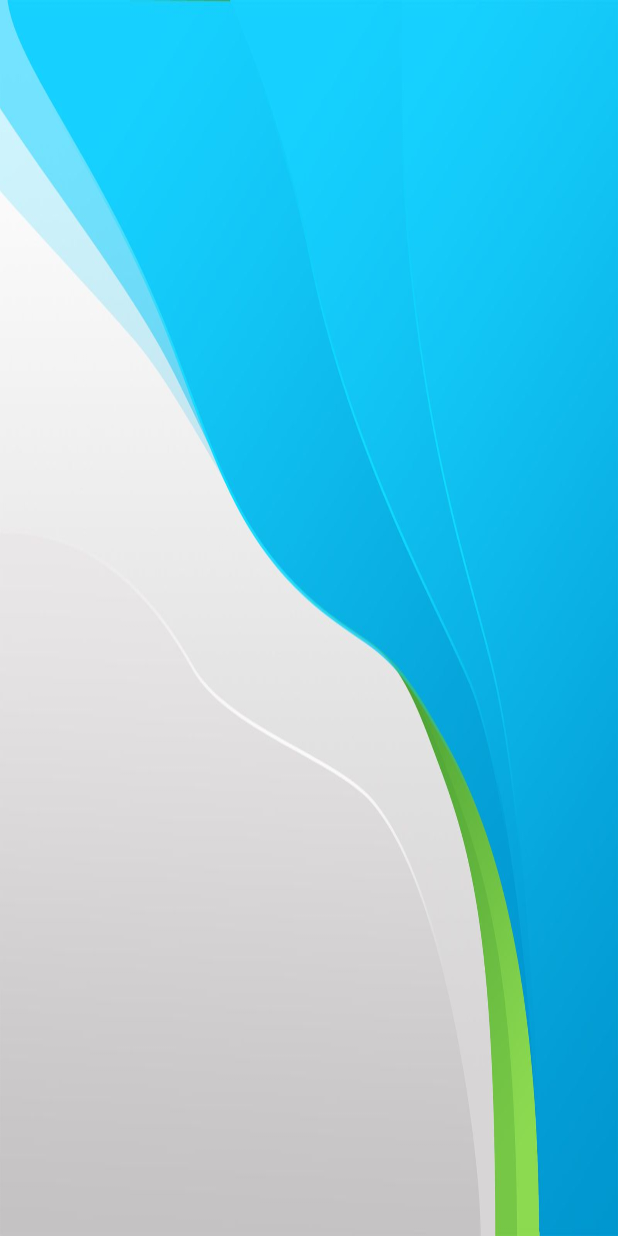
After one commit to denzelbell/ASLBasicsQuizApp, an Android app: the OptionsActivity screen opened directly, with no data from a screen before it, on a phone screen of 412 x 824 dp. The commit adds this screen. Run offline under Robolectric (Android 15) with nearby library versions, the phone set to English and light mode, and no system bars.

Commit message:
- Adding functionality

```diff
--- a/app/src/main/java/com/example/aslbasics/MainActivity.kt
+++ b/app/src/main/java/com/example/aslbasics/MainActivity.kt
@@ -16,10 +16,10 @@ class MainActivity : AppCompatActivity() {
 
         btn_start.setOnClickListener {
             if (tv_name.text.toString().isEmpty()) {
-                Toast.makeText(this, "Please enter name", Toast.LENGTH_SHORT).show()
+                Toast.makeText(this, "Please enter name", Toast.LENGTH_LONG).show()
             } else {
                 val intent = Intent(this, QuizQuestions::class.java)
-                //intent.putExtra(Constants.USER_NAME,tv_name.text.toString())
+                intent.putExtra(Constants.USER_NAME,tv_name.text.toString())
                 startActivity(intent)
                 finish()
             }
--- /dev/null
+++ b/app/src/main/java/com/example/aslbasics/OptionsActivity.kt
@@ -0,0 +1,11 @@
+package com.example.aslbasics
+
+import androidx.appcompat.app.AppCompatActivity
+import android.os.Bundle
+
+class OptionsActivity : AppCompatActivity() {
+    override fun onCreate(savedInstanceState: Bundle?) {
+        super.onCreate(savedInstanceState)
+        setContentView(R.layout.activity_options)
+    }
+}
--- /dev/null
+++ b/app/src/main/res/layout/activity_options.xml
@@ -0,0 +1,13 @@
+<?xml version="1.0" encoding="utf-8"?>
+<androidx.constraintlayout.widget.ConstraintLayout xmlns:android="http://schemas.android.com/apk/res/android"
+    xmlns:app="http://schemas.android.com/apk/res-auto"
+    xmlns:tools="http://schemas.android.com/tools"
+    android:layout_width="match_parent"
+    android:layout_height="match_parent"
+    android:orientation="vertical"
+    android:padding="20dp"
+    android:gravity="center"
+    android:background="@drawable/asl_background"
+    tools:context=".OptionsActivity">
+
+</androidx.constraintlayout.widget.ConstraintLayout>
--- a/app/src/main/res/layout/activity_quiz_questions.xml
+++ b/app/src/main/res/layout/activity_quiz_questions.xml
@@ -7,13 +7,12 @@
     android:layout_height="match_parent"
     android:gravity="center_vertical"
     android:orientation="vertical"
-
     tools:context=".QuizQuestions"
     >
 
     <LinearLayout
         android:layout_width="match_parent"
-        android:layout_height="wrap_content"
+        android:layout_height="match_parent"
         android:orientation="vertical"
         android:gravity="center"
         android:padding="16dp"
```
Also changed, not shown: app/src/main/AndroidManifest.xml (+18 -4 lines), app/src/main/res/layout/activity_main.xml (+4 -3 lines).
